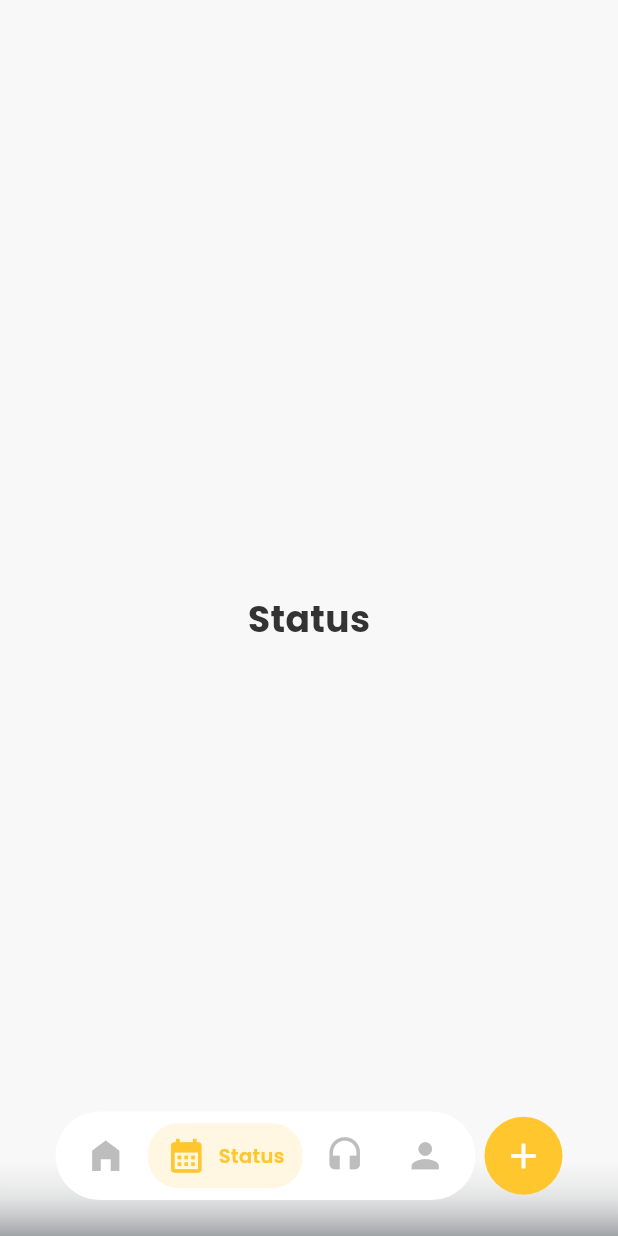
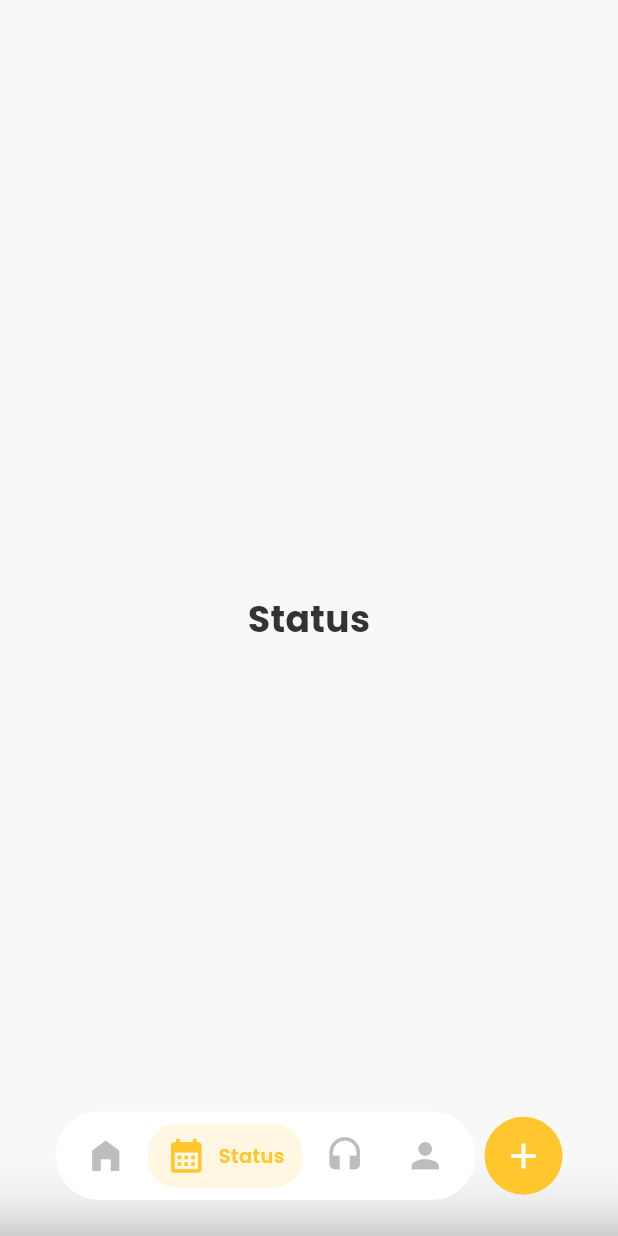
Before and after one commit to mobilekenatilang/moodtune, a Flutter app: the screen it shows after launch, item 2 of the bottom bar chosen, on a phone screen of 412 x 824 dp. Run offline on Flutter 3.47's test engine with Material 3 defaults, Android fonts, the phone set to English and light mode, and no system bars; our stand-ins replace dio, either_dart, envied, flutter_bloc, get_it, google_fonts and 3 more; generated files the repository leaves out were written again; statements that could not run were skipped.

Commit message:
feat: Make immersive grading

```diff
--- a/lib/app_wrapper.dart
+++ b/lib/app_wrapper.dart
@@ -2,7 +2,7 @@ import 'package:flutter/material.dart';
 import 'package:flutter_bloc/flutter_bloc.dart';
 import 'package:moodtune/core/themes/_themes.dart';
 import 'package:moodtune/core/widgets/navbar_item.dart';
-import 'package:moodtune/features/home/presentation/pages/homepage.dart';
+import 'package:moodtune/features/home/presentation/pages/_pages.dart';
 import 'package:moodtune/services/logger_service.dart';
 import 'dart:ui';
 
@@ -33,14 +33,14 @@ class NavigationMenu extends StatelessWidget {
   Widget build(BuildContext context) {
     return Scaffold(
       backgroundColor: BaseColors.alabaster,
-      body: Stack(
+      body: SafeArea(
+        top: false,
+        child: Stack(
           children: [
-          SafeArea(
-            child: BlocBuilder<NavigationCubit, int>(
+            BlocBuilder<NavigationCubit, int>(
               builder: (context, selectedIndex) {
                 return IndexedStack(index: selectedIndex, children: _pages);
               },
-            ),
             ),
 
             // Non-clickable overlay
@@ -68,10 +68,10 @@ class NavigationMenu extends StatelessWidget {
                     end: Alignment.bottomCenter,
                     colors: [
                       Colors.transparent,
+                      BaseColors.neutral100.withValues(alpha: 0.025),
                       BaseColors.neutral100.withValues(alpha: 0.05),
                       BaseColors.neutral100.withValues(alpha: 0.1),
                       BaseColors.neutral100.withValues(alpha: 0.2),
-                    BaseColors.neutral100.withValues(alpha: 0.4),
                     ],
                     stops: const [0.0, 0.3, 0.5, 0.7, 1.0],
                   ),
@@ -111,7 +111,8 @@ class NavigationMenu extends StatelessWidget {
                                 (item) => NavItem(
                                   item: item,
                                   isSelected:
-                                    navbarItems.indexOf(item) == selectedIndex,
+                                      navbarItems.indexOf(item) ==
+                                      selectedIndex,
                                   onTap: () {
                                     context.read<NavigationCubit>().changeTab(
                                       navbarItems.indexOf(item),
@@ -149,6 +150,7 @@ class NavigationMenu extends StatelessWidget {
             ),
           ],
         ),
+      ),
     );
   }
 }
```
Lines whose indentation alone changed are shown as unchanged.
